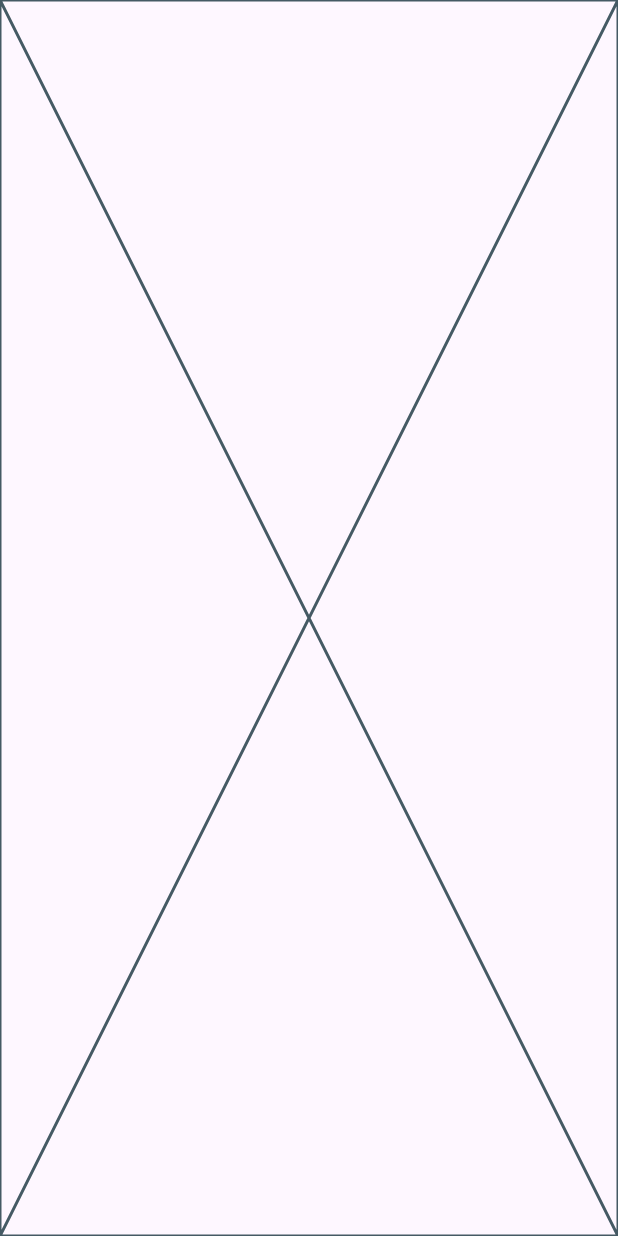
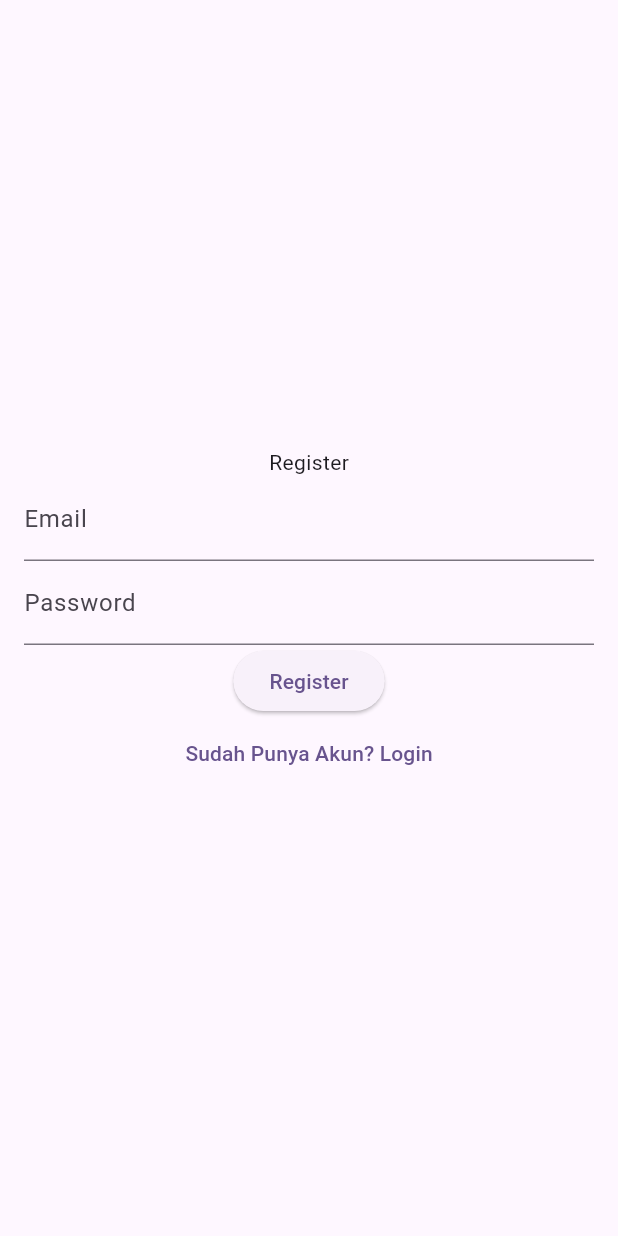
Before and after one commit to Jantopthegreat/20220140068_Act4, a Flutter app: the RegisterPage screen opened directly, on a phone screen of 412 x 824 dp. Run offline on Flutter 3.47's test engine with Material 3 defaults, Android fonts, the phone set to English and light mode, and no system bars.

Commit message:
membuat  text field untuk register

```diff
--- a/lib/presentation/register_page.dart
+++ b/lib/presentation/register_page.dart
@@ -19,6 +19,51 @@
 
   @override
   Widget build(BuildContext context) {
-    return const Placeholder();
+    return Scaffold(
+      body: Form(
+        child: Padding(
+          padding: const EdgeInsets.all(16.0),
+          child: Column(
+            mainAxisAlignment: MainAxisAlignment.center,
+            children: [
+              Text('Register'),
+              TextFormField(
+                controller: emailController,
+                decoration: const InputDecoration(labelText: 'Email'),
+                validator: (value) {
+                  if (value == null || value.isEmpty) {
+                    return 'Please enter your email';
+                  }
+                  return null;
+                },
+              ),
+               TextFormField(
+                controller: passwordController,
+                decoration: InputDecoration(labelText: 'Password'),
+                obscureText: true,
+                validator: (value) {
+                  if (value == null || value.isEmpty) {
+                    return 'Please enter your password';
+                  }
+                  return null;
+                },
+
+              ),
+               ElevatedButton(
+                onPressed: () {},
+                child: Text('Register'),
+              ),
+              TextButton(
+                onPressed: () {
+                  Navigator.pushNamed(context, '/login');
+                },
+                child: Text('Sudah Punya Akun? Login'),
+              ),
+            ],
+          ),
+        ),
+      )
+
+    );
   }
 }
```
